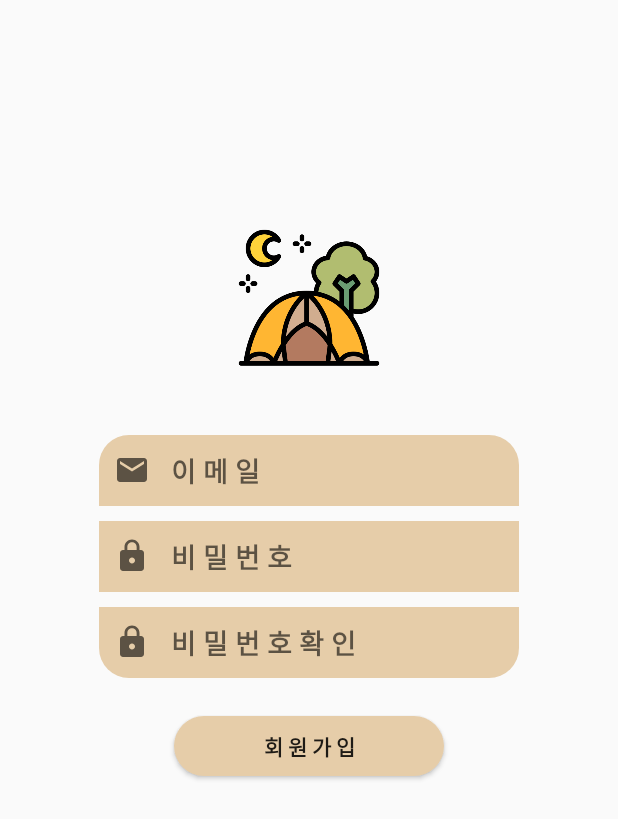
After one commit to youngjae8061/How_About_Camping, an Android app: the JoinActivity screen opened directly, with no data from a screen before it, on a phone screen of 412 x 824 dp. The commit adds this screen. Shown: the top 819 px of the screen. Run offline under Robolectric (Android 15) with nearby library versions, the light colour scheme and no system bars; our stand-ins replace Firebase (no records; nobody signed in at launch, a user with empty details on screens opened directly).

Commit message:
LoginActivity 구현중(이메일회원가입 구현완료) & Create MainActivity

```diff
--- /dev/null
+++ b/app/src/main/java/com/example/how_about_camping/JoinActivity.java
@@ -0,0 +1,133 @@
+package com.example.how_about_camping;
+
+import androidx.annotation.NonNull;
+import androidx.appcompat.app.AppCompatActivity;
+
+import android.app.AlertDialog;
+import android.app.ProgressDialog;
+import android.content.Intent;
+import android.os.Bundle;
+import android.util.Log;
+import android.view.View;
+import android.widget.Button;
+import android.widget.EditText;
+import android.widget.Toast;
+
+import com.google.android.gms.tasks.OnCompleteListener;
+import com.google.android.gms.tasks.OnSuccessListener;
+import com.google.android.gms.tasks.Task;
+import com.google.firebase.auth.AuthResult;
+import com.google.firebase.auth.FirebaseAuth;
+import com.google.firebase.auth.FirebaseUser;
+import com.google.firebase.firestore.DocumentReference;
+import com.google.firebase.firestore.FirebaseFirestore;
+
+import java.util.HashMap;
+import java.util.Map;
+
+public class JoinActivity extends AppCompatActivity {
+
+    EditText edt_name, edt_join_id, edt_join_pw, edt_join_pwchk;
+    Button btn_join;
+    private FirebaseAuth mAuth;
+    FirebaseFirestore fStore;
+    private static final String TAG = "JoinActivity";
+
+    AlertDialog dialog; // 알림창 띄우는 변수
+
+    @Override
+    protected void onCreate(Bundle savedInstanceState) {
+        super.onCreate(savedInstanceState);
+        setContentView(R.layout.activity_join);
+
+        //edt_name = (EditText)findViewById(R.id.edt_name);
+        edt_join_id = (EditText)findViewById(R.id.edt_join_id);
+        edt_join_pw = (EditText)findViewById(R.id.edt_join_pw);
+        edt_join_pwchk = (EditText)findViewById(R.id.edt_join_pwchk);
+        btn_join = (Button)findViewById(R.id.btn_join);
+
+        mAuth = FirebaseAuth.getInstance();
+        fStore = FirebaseFirestore.getInstance();
+
+        btn_join.setOnClickListener(new View.OnClickListener() {
+            @Override
+            public void onClick(View view) {
+                if(edt_join_id.getText().toString().length() == 0){
+                    AlertDialog.Builder builder = new AlertDialog.Builder(JoinActivity.this);
+                    dialog = builder.setMessage("아이디는 빈칸일 수 없습니다.")
+                            .setPositiveButton("확인",null).create();
+                    dialog.show();
+                    return;
+                }
+                if(edt_join_pw.getText().toString().length() < 6){
+                    AlertDialog.Builder builder = new AlertDialog.Builder(JoinActivity.this);
+                    dialog = builder.setMessage("비밀번호 6자리 이상 입력해주세요.")
+                            .setPositiveButton("확인",null).create();
+                    dialog.show();
+                    return;
+                }
+                if(!(edt_join_pw.getText().toString().equals(edt_join_pwchk.getText().toString()))){
+                    AlertDialog.Builder builder = new AlertDialog.Builder(JoinActivity.this);
+                    dialog = builder.setMessage("비밀번호가 서로 일치하지 않습니다.")
+                            .setPositiveButton("확인",null).create();
+                    dialog.show();
+                    return;
+                }
+                join(edt_join_id.getText().toString(), edt_join_pw.getText().toString());
+
+
+                /*
+                if(edt_join_id.getText().toString().length() > 0 && edt_join_pw.getText().toString().length() > 5){
+                    if(edt_join_pw.getText().toString().equals(edt_join_pwchk.getText().toString())){
+                        join(edt_join_id.getText().toString(), edt_join_pw.getText().toString());
+                    }else{
+                        Toast.makeText(JoinActivity.this, "비밀번호가 서로 일치하지 않습니다.",
+                                Toast.LENGTH_SHORT).show();
+                    }
+                }else{
+
+                    //Toast.makeText(JoinActivity.this, "아이디나 비밀번호(6자리이상) 다시 확인해주세요.",
+                    //        Toast.LENGTH_SHORT).show();
+                }*/
+            }
+        });//btn_join.setOnClickListener()
+
+    }//onCreate()
+
+    //활동을 초기화할 때 사용자가 현재 로그인되어 있는지 확인
+    @Override
+    public void onStart() {
+        super.onStart();
+        // Check if user is signed in (non-null) and update UI accordingly.
+        FirebaseUser currentUser = mAuth.getCurrentUser();
+    }//onStart()
+
+    //회원가입하는 로직
+    private void join(String email, String password){
+        mAuth.createUserWithEmailAndPassword(email, password)
+                .addOnCompleteListener(this, new OnCompleteListener<AuthResult>() {
+                    @Override
+                    public void onComplete(@NonNull Task<AuthResult> task) {
+                        if (task.isSuccessful()) {
+                            // Sign in success, update UI with the signed-in user's information
+                            Toast.makeText(JoinActivity.this, "가입을 환영합니다!",
+                                    Toast.LENGTH_SHORT).show();
+                            startActivity(new Intent(getApplicationContext(),LoginActivity.class));
+                        } else {
+                            // If sign in fails, display a message to the user.
+                            Log.w(TAG, "createUserWithEmail:failure", task.getException());
+                            //Toast.makeText(JoinActivity.this, task.getException().toString(),
+                            //        Toast.LENGTH_SHORT).show();
+                            AlertDialog.Builder builder = new AlertDialog.Builder(JoinActivity.this);
+                            dialog = builder.setMessage(task.getException().toString())
+                                    .setPositiveButton("확인",null).create();
+                            dialog.show();
+                            return;
+                        }
+
+                        // ...
+                    }
+                });
+    }//join()
+
+}
--- /dev/null
+++ b/app/src/main/res/drawable/ic_baseline_email_24.xml
@@ -0,0 +1,10 @@
+<vector xmlns:android="http://schemas.android.com/apk/res/android"
+    android:width="24dp"
+    android:height="24dp"
+    android:viewportWidth="24"
+    android:viewportHeight="24"
+    android:tint="?attr/colorControlNormal">
+  <path
+      android:fillColor="@android:color/white"
+      android:pathData="M20,4L4,4c-1.1,0 -1.99,0.9 -1.99,2L2,18c0,1.1 0.9,2 2,2h16c1.1,0 2,-0.9 2,-2L22,6c0,-1.1 -0.9,-2 -2,-2zM20,8l-8,5 -8,-5L4,6l8,5 8,-5v2z"/>
+</vector>
--- /dev/null
+++ b/app/src/main/res/drawable/ic_baseline_person_24.xml
@@ -0,0 +1,10 @@
+<vector xmlns:android="http://schemas.android.com/apk/res/android"
+    android:width="24dp"
+    android:height="24dp"
+    android:viewportWidth="24"
+    android:viewportHeight="24"
+    android:tint="?attr/colorControlNormal">
+  <path
+      android:fillColor="@android:color/white"
+      android:pathData="M12,12c2.21,0 4,-1.79 4,-4s-1.79,-4 -4,-4 -4,1.79 -4,4 1.79,4 4,4zM12,14c-2.67,0 -8,1.34 -8,4v2h16v-2c0,-2.66 -5.33,-4 -8,-4z"/>
+</vector>
--- /dev/null
+++ b/app/src/main/res/layout/activity_join.xml
@@ -0,0 +1,86 @@
+<?xml version="1.0" encoding="utf-8"?>
+<LinearLayout xmlns:android="http://schemas.android.com/apk/res/android"
+    xmlns:app="http://schemas.android.com/apk/res-auto"
+    xmlns:tools="http://schemas.android.com/tools"
+    android:layout_width="match_parent"
+    android:layout_height="match_parent"
+    android:orientation="vertical"
+    tools:context=".JoinActivity">
+
+    <ImageView
+        android:layout_width="100dp"
+        android:layout_height="100dp"
+        android:src="@drawable/campingpic2"
+        android:layout_gravity="center"
+        android:layout_marginTop="150dp"
+        android:layout_marginBottom="40dp"/>
+<!--
+    <EditText
+        android:id="@+id/edt_name"
+        android:layout_width="280dp"
+        android:layout_height="wrap_content"
+        android:layout_gravity="center"
+        android:layout_marginBottom="10dp"
+        android:drawableStart="@drawable/ic_baseline_person_24"
+        android:drawableLeft="@drawable/ic_baseline_person_24"
+        android:background="@drawable/style_login_id"
+        android:padding="10dp"
+        android:textStyle="bold"
+        android:hint="   이 름" />  -->
+
+    <EditText
+        android:id="@+id/edt_join_id"
+        android:layout_width="280dp"
+        android:layout_height="wrap_content"
+        android:layout_gravity="center"
+        android:layout_marginBottom="10dp"
+        android:drawableStart="@drawable/ic_baseline_email_24"
+        android:drawableLeft="@drawable/ic_baseline_email_24"
+        android:padding="10dp"
+        android:ems="10"
+        android:textStyle="bold"
+        android:hint="   이 메 일"
+        android:background="@drawable/style_login_id"
+        android:inputType="textEmailAddress" />
+
+    <EditText
+        android:id="@+id/edt_join_pw"
+        android:layout_width="280dp"
+        android:layout_height="wrap_content"
+        android:layout_gravity="center"
+        android:layout_marginBottom="10dp"
+        android:drawableStart="@drawable/ic_baseline_lock_24"
+        android:drawableLeft="@drawable/ic_baseline_lock_24"
+        android:padding="10dp"
+        android:ems="10"
+        android:textStyle="bold"
+        android:hint="   비 밀 번 호"
+        android:background="#E6CDA9"
+        android:inputType="textPassword" />
+
+    <EditText
+        android:id="@+id/edt_join_pwchk"
+        android:layout_width="280dp"
+        android:layout_height="wrap_content"
+        android:layout_gravity="center"
+        android:layout_marginBottom="10dp"
+        android:drawableStart="@drawable/ic_baseline_lock_24"
+        android:drawableLeft="@drawable/ic_baseline_lock_24"
+        android:padding="10dp"
+        android:ems="10"
+        android:textStyle="bold"
+        android:hint="   비 밀 번 호 확 인"
+        android:background="@drawable/style_login_pw"
+        android:inputType="textPassword" />
+
+    <Button
+        android:id="@+id/btn_join"
+        android:layout_width="180dp"
+        android:layout_height="40dp"
+        android:layout_margin="15dp"
+        android:layout_gravity="center"
+        android:background="@drawable/style_button"
+        android:textStyle="bold"
+        android:text="회 원 가 입"/>
+
+</LinearLayout>
--- /dev/null
+++ b/app/src/main/res/values/ic_launcher_background.xml
@@ -0,0 +1,4 @@
+<?xml version="1.0" encoding="utf-8"?>
+<resources>
+    <color name="ic_launcher_background">#DCD256</color>
+</resources>
```
Also changed, not shown: app/src/main/AndroidManifest.xml (+7 -25 lines), app/src/main/java/com/example/how_about_camping/LoginActivity.java (+44 -3 lines), app/src/main/java/com/example/how_about_camping/MainActivity.java (added, +14 -0 lines), app/src/main/res/layout/activity_login.xml (+13 -2 lines), app/src/main/res/layout/activity_main.xml (added, +9 -0 lines), app/src/main/res/drawable/campingpic2.png (added), app/src/main/res/drawable/splash.png.
